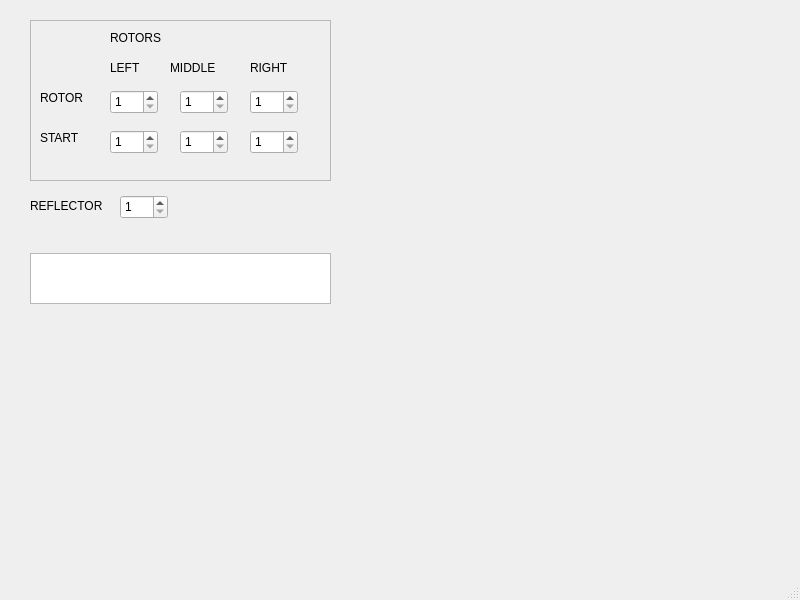
This is mainwindow.ui in centity/enigma as Qt 5 draws it before an edit. The edited form follows.
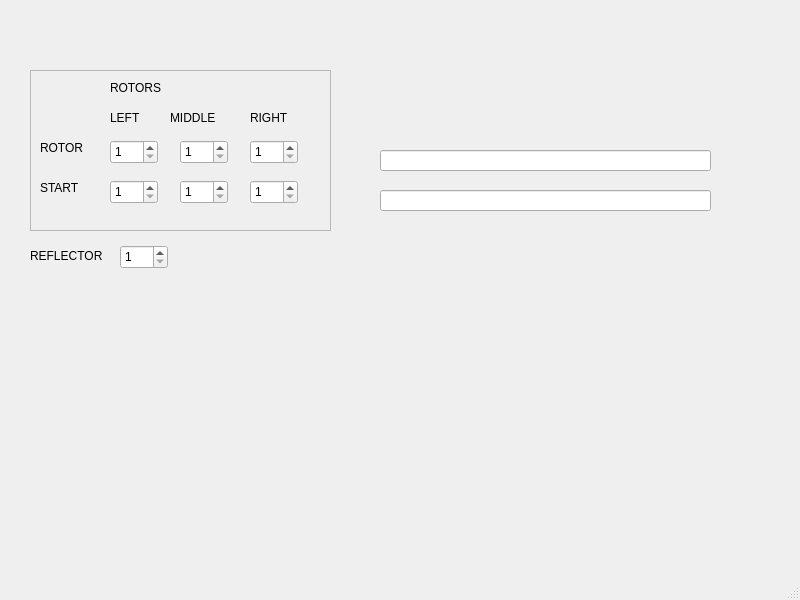
This is the edited form.

The edit to the form file:
```diff
--- a/mainwindow.ui
+++ b/mainwindow.ui
@@ -14,21 +14,11 @@
    <string>MainWindow</string>
   </property>
   <widget class="QWidget" name="centralwidget">
-   <widget class="QTextEdit" name="textEdit_8">
-    <property name="geometry">
-     <rect>
-      <x>30</x>
-      <y>253</y>
-      <width>301</width>
-      <height>51</height>
-     </rect>
-    </property>
-   </widget>
-   <widget class="QSpinBox" name="spinBox_4">
+   <widget class="QSpinBox" name="refNum">
     <property name="geometry">
      <rect>
       <x>120</x>
-      <y>195</y>
+      <y>245</y>
       <width>48</width>
       <height>24</height>
      </rect>
@@ -44,7 +34,7 @@
     <property name="geometry">
      <rect>
       <x>30</x>
-      <y>20</y>
+      <y>70</y>
       <width>301</width>
       <height>161</height>
      </rect>
@@ -234,7 +224,7 @@
     <property name="geometry">
      <rect>
       <x>30</x>
-      <y>190</y>
+      <y>240</y>
       <width>81</width>
       <height>31</height>
      </rect>
@@ -243,6 +233,29 @@
      <string>REFLECTOR</string>
     </property>
    </widget>
+   <widget class="QLineEdit" name="message">
+    <property name="geometry">
+     <rect>
+      <x>380</x>
+      <y>150</y>
+      <width>331</width>
+      <height>21</height>
+     </rect>
+    </property>
+   </widget>
+   <widget class="QLineEdit" name="transformed">
+    <property name="geometry">
+     <rect>
+      <x>380</x>
+      <y>190</y>
+      <width>331</width>
+      <height>21</height>
+     </rect>
+    </property>
+    <property name="text">
+     <string/>
+    </property>
+   </widget>
   </widget>
   <widget class="QMenuBar" name="menubar">
    <property name="geometry">
```
Left out of the diff: 12 changed lines with no effect on the pictures.
